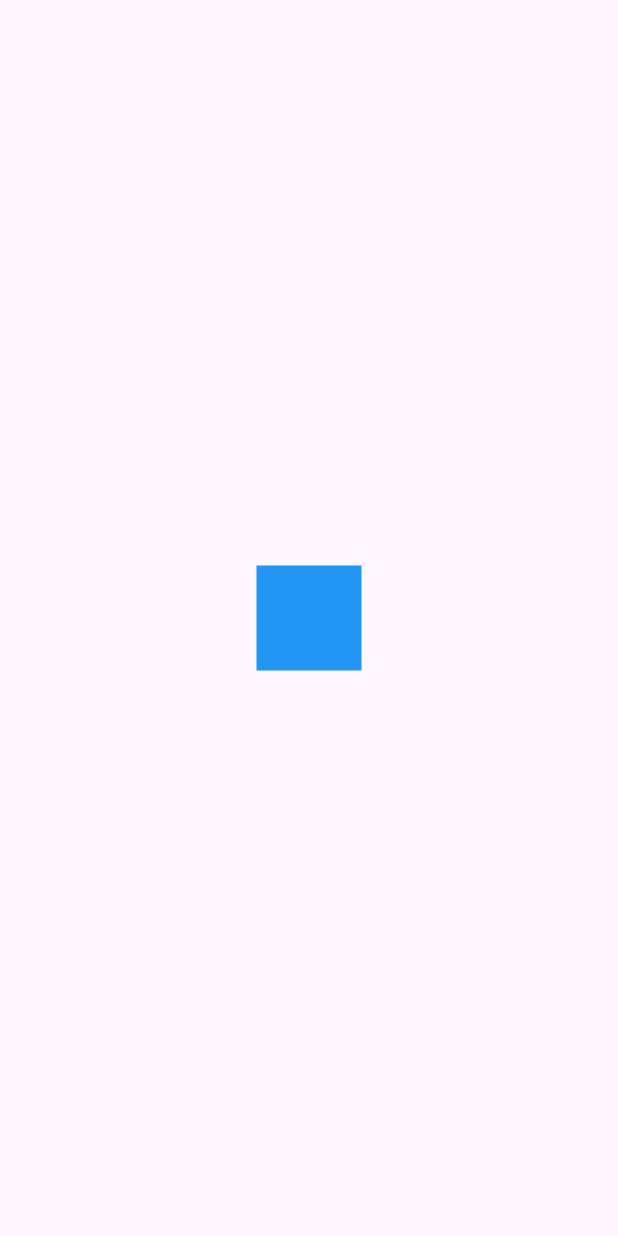
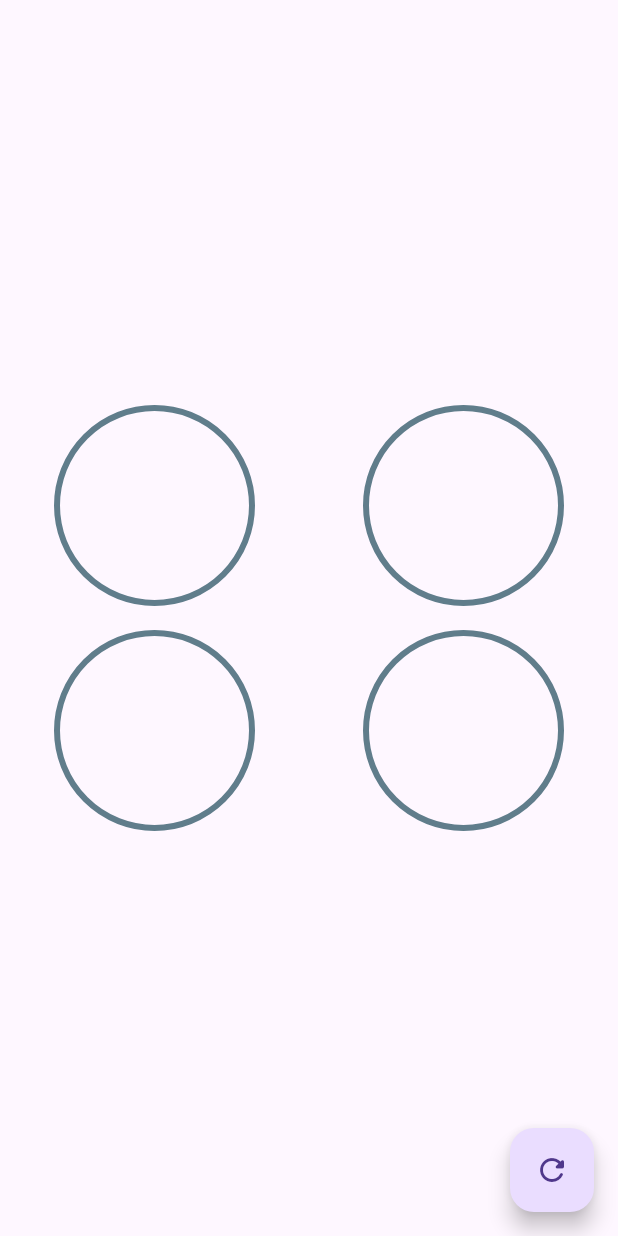
Before and after one commit to marcelaTrujilloToro/advance-flutter, a Flutter app: the screen it shows after launch, on a phone screen of 412 x 824 dp. Run offline on Flutter 3.47's test engine with Material 3 defaults, Android fonts, the phone set to English and light mode, and no system bars.

Commit message:
feat: custom circular progress

```diff
--- a/lib/main.dart
+++ b/lib/main.dart
@@ -1,5 +1,7 @@
 import 'package:flutter/material.dart';
-import 'package:disenos/src/challenge/cuadrado_animado_page.dart';
+import 'package:disenos/src/pages/circular_graphics_page.dart';
+// import 'package:disenos/src/labs/circular_progress_page.dart';
+// import 'package:disenos/src/challenge/cuadrado_animado_page.dart';
 // import 'package:disenos/src/pages/animations_page.dart';
 // import 'package:disenos/src/pages/headers_page.dart';
 
@@ -15,7 +17,7 @@ class MainApp extends StatelessWidget {
     return const MaterialApp(
       debugShowCheckedModeBanner: false,
       title: 'Diseños App',
-      home: CuadradoAnimagoPage(),
+      home: CircularGraphicsPage(),
     );
   }
 }
--- /dev/null
+++ b/lib/src/pages/circular_graphics_page.dart
@@ -0,0 +1,79 @@
+import 'package:disenos/src/widgets/radial_progress.dart';
+import 'package:flutter/material.dart';
+
+class CircularGraphicsPage extends StatefulWidget {
+  const CircularGraphicsPage({super.key});
+
+  @override
+  State<CircularGraphicsPage> createState() => _CircularGraphicsPageState();
+}
+
+class _CircularGraphicsPageState extends State<CircularGraphicsPage> {
+  double percentage = 0.0;
+
+  @override
+  Widget build(BuildContext context) {
+    return Scaffold(
+        floatingActionButton: FloatingActionButton(
+          onPressed: () {
+            setState(() {
+              percentage += 10;
+              if (percentage > 100) {
+                percentage = 0;
+              }
+            });
+          },
+          child: const Icon(Icons.refresh_rounded),
+        ),
+        body: Column(
+          mainAxisAlignment: MainAxisAlignment.center,
+          children: [
+            Row(
+              mainAxisAlignment: MainAxisAlignment.spaceAround,
+              children: [
+                CustomRadialProgress(
+                  percentage: percentage,
+                  color: Colors.blue,
+                ),
+                CustomRadialProgress(percentage: percentage, color: Colors.red)
+              ],
+            ),
+            Row(
+              mainAxisAlignment: MainAxisAlignment.spaceAround,
+              children: [
+                CustomRadialProgress(
+                    percentage: percentage, color: Colors.pink),
+                CustomRadialProgress(
+                    percentage: percentage, color: Colors.purple)
+              ],
+            )
+          ],
+        ));
+  }
+}
+
+class CustomRadialProgress extends StatelessWidget {
+  final Color color;
+  const CustomRadialProgress({
+    super.key,
+    required this.percentage,
+    required this.color,
+  });
+
+  final double percentage;
+
+  @override
+  Widget build(BuildContext context) {
+    return SizedBox(
+      width: 150,
+      height: 150,
+      child: RadialProgress(
+        percentage: percentage,
+        primaryColor: color,
+        secondaryColor: Colors.blueGrey,
+        secondaryStroke: 4,
+        primaryStroke: 10,
+      ),
+    );
+  }
+}
--- /dev/null
+++ b/lib/src/widgets/radial_progress.dart
@@ -0,0 +1,138 @@
+import 'dart:math';
+
+import 'package:flutter/material.dart';
+
+class RadialProgress extends StatefulWidget {
+  final double percentage;
+  final Color primaryColor;
+  final Color secondaryColor;
+  final double secondaryStroke;
+  final double primaryStroke;
+
+  const RadialProgress({
+    super.key,
+    required this.percentage,
+    this.primaryColor = Colors.blue,
+    this.secondaryColor = Colors.grey,
+    this.secondaryStroke = 4,
+    this.primaryStroke = 10,
+  });
+
+  @override
+  State<RadialProgress> createState() => _RadialProgressState();
+}
+
+class _RadialProgressState extends State<RadialProgress>
+    with SingleTickerProviderStateMixin {
+  AnimationController? controller;
+
+  double? percentagePrev;
+
+  @override
+  void initState() {
+    percentagePrev = widget.percentage;
+
+    controller = AnimationController(
+      vsync: this,
+      duration: const Duration(milliseconds: 200),
+    );
+    super.initState();
+  }
+
+  @override
+  void dispose() {
+    controller?.dispose();
+    super.dispose();
+  }
+
+  @override
+  Widget build(BuildContext context) {
+    controller?.forward(from: 0.0);
+
+    final diffAnimate = widget.percentage - percentagePrev!;
+    percentagePrev = widget.percentage;
+
+    return AnimatedBuilder(
+      animation: controller!,
+      builder: (BuildContext context, Widget? child) {
+        return Container(
+          padding: const EdgeInsets.all(10),
+          width: double.infinity,
+          height: double.infinity,
+          child: CustomPaint(
+            painter: _RadialProgressPainter(
+                (widget.percentage - diffAnimate) +
+                    (diffAnimate * controller!.value),
+                widget.primaryColor,
+                widget.secondaryColor,
+                widget.secondaryStroke,
+                widget.primaryStroke),
+          ),
+        );
+      },
+    );
+  }
+}
+
+class _RadialProgressPainter extends CustomPainter {
+  final double radialProgress;
+  final Color primaryColor;
+  final Color secondaryColor;
+  final double secondaryStroke;
+  final double primaryStroke;
+
+  _RadialProgressPainter(
+    this.radialProgress,
+    this.primaryColor,
+    this.secondaryColor,
+    this.secondaryStroke,
+    this.primaryStroke,
+  );
+
+  @override
+  void paint(Canvas canvas, Size size) {
+    final Rect rect = Rect.fromCircle(center: const Offset(0, 0), radius: 180);
+
+    final Gradient gradient = LinearGradient(colors: <Color>[
+      primaryColor,
+      Colors.white,
+    ]);
+
+    //circulo completo
+    final paint = Paint()
+      ..strokeWidth = secondaryStroke
+      ..color = secondaryColor
+      ..style = PaintingStyle.stroke;
+
+    final Offset center = Offset(size.width / 2, size.height / 2);
+    final double radius = min(size.width / 2, size.height / 2);
+    canvas.drawCircle(center, radius, paint);
+
+    //arco
+
+    final paintArc = Paint()
+      ..strokeWidth = primaryStroke
+      // ..color = primaryColor
+      ..shader = gradient.createShader(rect)
+      ..strokeCap = StrokeCap.round
+      ..style = PaintingStyle.stroke;
+
+    double arcAngle = 2 * pi * (radialProgress / 100);
+
+    canvas.drawArc(
+      Rect.fromCircle(
+        center: center,
+        radius: radius,
+      ),
+      -pi / 2,
+      arcAngle,
+      false,
+      paintArc,
+    );
+  }
+
+  @override
+  bool shouldRepaint(covariant CustomPainter oldDelegate) {
+    return true;
+  }
+}
```
Also changed, not shown: lib/src/labs/circular_progress_page.dart (added, +124 -0 lines).
